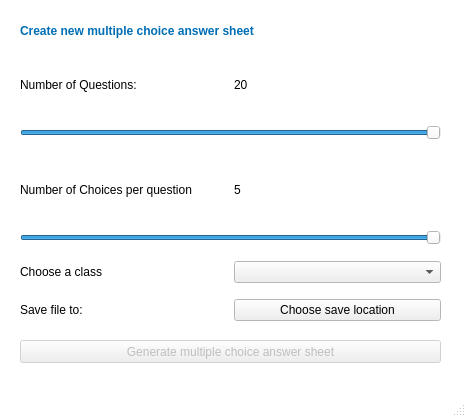
Before: the Qt Designer form omr/interface/UI/answersheet_generator.ui in ccszwg/Exam-OMR, drawn with Qt 5.
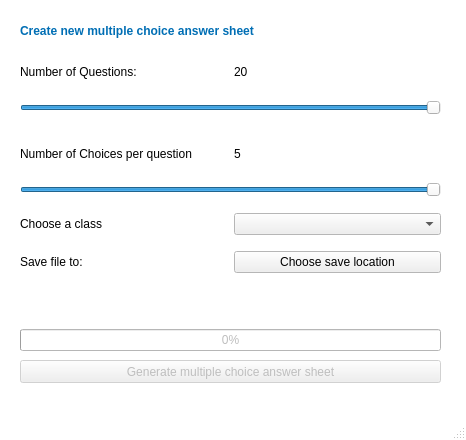
After: the same form once the commit is applied.

```diff
--- a/omr/interface/UI/answersheet_generator.ui
+++ b/omr/interface/UI/answersheet_generator.ui
@@ -7,7 +7,7 @@
     <x>0</x>
     <y>0</y>
     <width>466</width>
-    <height>417</height>
+    <height>440</height>
    </rect>
   </property>
   <property name="palette">
@@ -87,7 +87,7 @@
       <x>20</x>
       <y>50</y>
       <width>421</width>
-      <height>271</height>
+      <height>301</height>
      </rect>
     </property>
     <layout class="QVBoxLayout" name="verticalLayout">
@@ -257,6 +257,23 @@
        </item>
       </layout>
      </item>
+     <item>
+      <widget class="QLabel" name="label_savelocation">
+       <property name="text">
+        <string/>
+       </property>
+      </widget>
+     </item>
+     <item>
+      <widget class="QProgressBar" name="progressBar">
+       <property name="enabled">
+        <bool>false</bool>
+       </property>
+       <property name="value">
+        <number>0</number>
+       </property>
+      </widget>
+     </item>
     </layout>
    </widget>
    <widget class="QPushButton" name="button_generate">
@@ -266,7 +283,7 @@
     <property name="geometry">
      <rect>
       <x>20</x>
-      <y>340</y>
+      <y>360</y>
       <width>421</width>
       <height>23</height>
      </rect>
```
